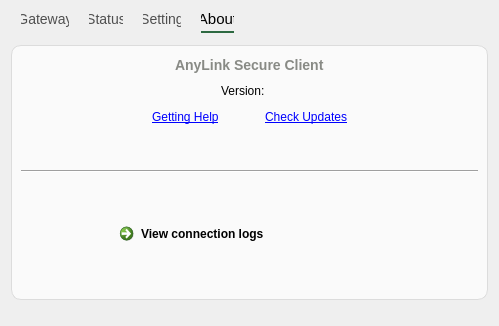
tlslink/anylink-client, file src/anylink.ui: the form before one commit.
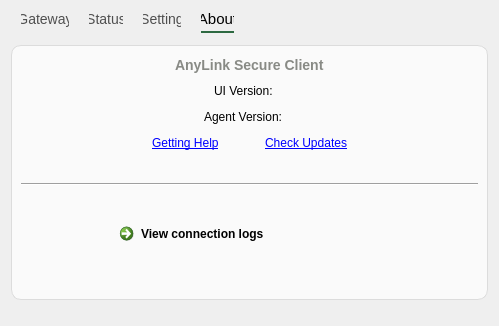
The form after the commit. The open tabs and pages were chosen to show the change. Custom widgets are drawn as their Qt base class.

Commit message: show agent version

The edit to the form file:
```diff
--- a/src/anylink.ui
+++ b/src/anylink.ui
@@ -692,7 +692,7 @@
            <item>
             <widget class="QLabel" name="label_16">
              <property name="text">
-              <string>Version:</string>
+              <string>UI Version:</string>
              </property>
             </widget>
            </item>
@@ -718,6 +718,50 @@
            </item>
           </layout>
          </item>
+         <item>
+          <layout class="QHBoxLayout" name="horizontalLayout_7">
+           <item>
+            <spacer name="horizontalSpacer_21">
+             <property name="orientation">
+              <enum>Qt::Horizontal</enum>
+             </property>
+             <property name="sizeHint" stdset="0">
+              <size>
+               <width>40</width>
+               <height>20</height>
+              </size>
+             </property>
+            </spacer>
+           </item>
+           <item>
+            <widget class="QLabel" name="label_19">
+             <property name="text">
+              <string>Agent Version:</string>
+             </property>
+            </widget>
+           </item>
+           <item>
+            <widget class="QLabel" name="labelVersionAgent">
+             <property name="text">
+              <string notr="true"/>
+             </property>
+            </widget>
+           </item>
+           <item>
+            <spacer name="horizontalSpacer_22">
+             <property name="orientation">
+              <enum>Qt::Horizontal</enum>
+             </property>
+             <property name="sizeHint" stdset="0">
+              <size>
+               <width>40</width>
+               <height>20</height>
+              </size>
+             </property>
+            </spacer>
+           </item>
+          </layout>
+         </item>
          <item>
           <layout class="QHBoxLayout" name="horizontalLayout_4">
            <item>
```
Left out of the diff: 70 changed lines with no effect on the pictures. The commit also changes 6 other files.
